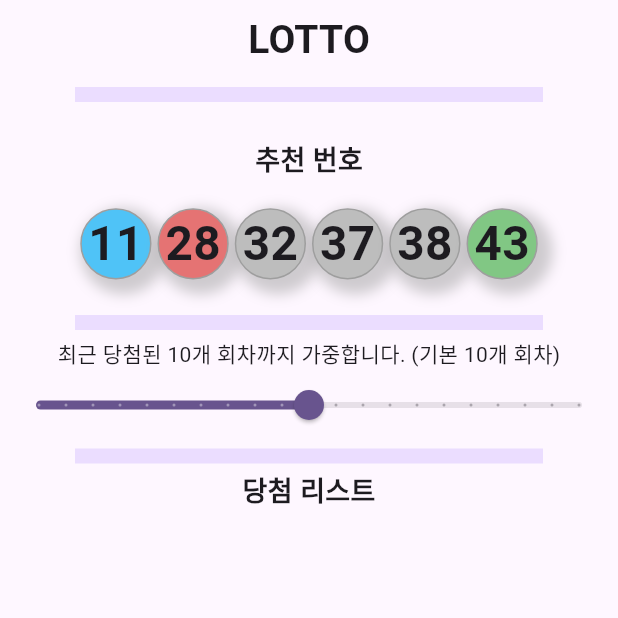
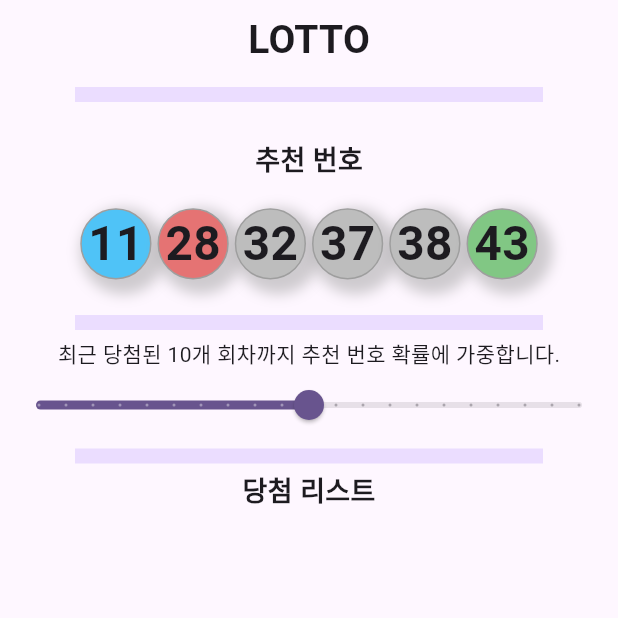
Before and after one commit to business-sixtick/portfolio, a Flutter app: the LottoPage screen opened directly, on a phone screen of 412 x 824 dp, the top half of it. Run offline on Flutter 3.47's test engine with Material 3 defaults, Android fonts, the phone set to English and light mode, and no system bars; our stand-ins replace flutter_riverpod; missing offline and left inert: cp949_codec, window_size; network calls fail.

Commit message:
슬라이더 텍스트 수정

```diff
--- a/lib/widgets/lotto_page.dart
+++ b/lib/widgets/lotto_page.dart
@@ -107,7 +107,7 @@ class LottoPage extends ConsumerWidget {
               endIndent: 50,
               color: Theme.of(context).colorScheme.primaryContainer,
             ),
-            Text('최근 당첨된 ${weightState.toStringAsFixed(0)}개 회차까지 가중합니다. (기본 10개 회차)' ,),
+            Text('최근 당첨된 ${weightState.toStringAsFixed(0)}개 회차까지 추천 번호 확률에 가중합니다.' ,),
             Slider(
               value: weightState,
               min : 0,
```
Also changed, not shown: 3 other files.
